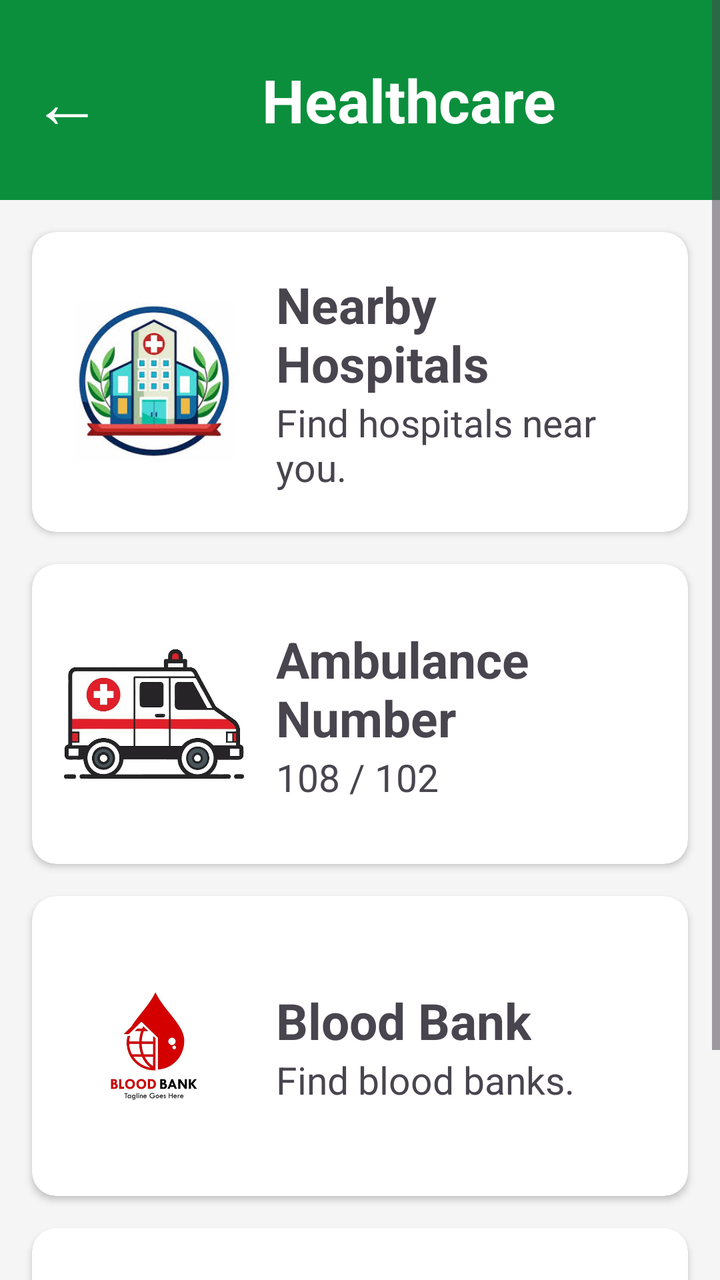
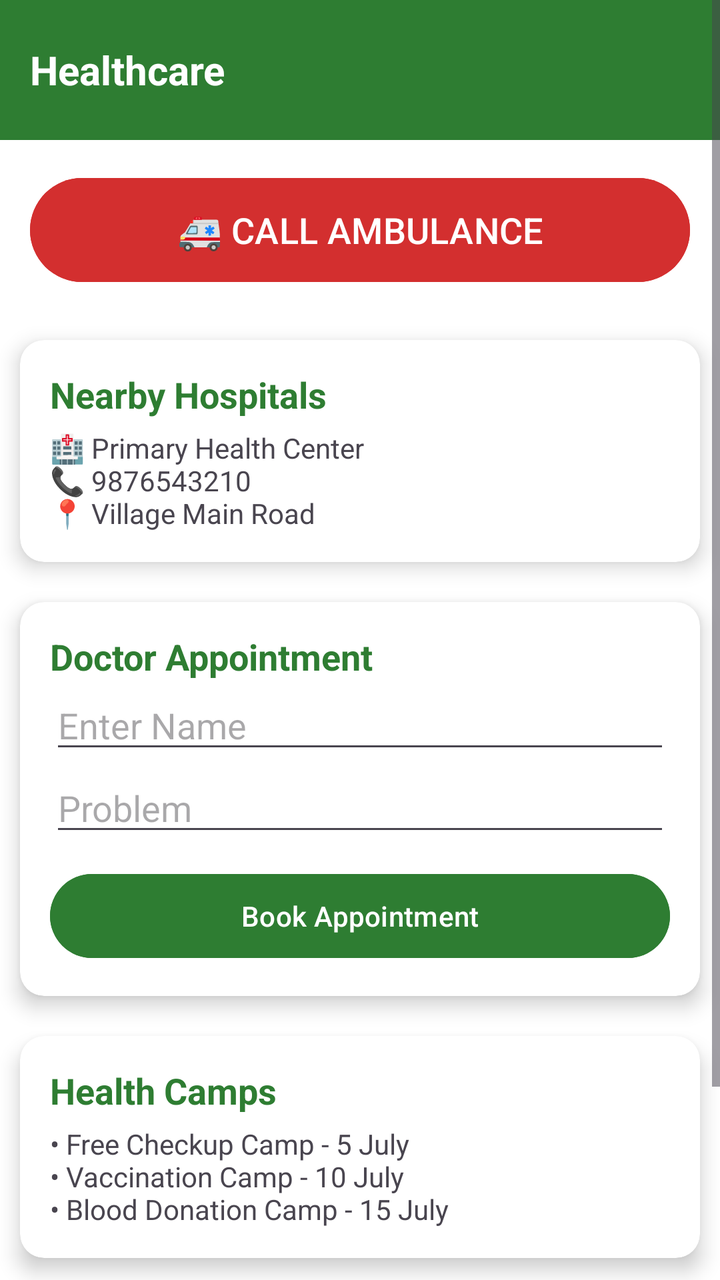

The first picture is an Android layout as it rendered before a commit; the second is the same layout after the commit. The layout source and the unified diff follow.
<!-- AndroidManifest.xml: application theme Theme.VillageOS -->
<!-- res/layout/activity_healthcare.xml -->
<?xml version="1.0" encoding="utf-8"?>
<ScrollView xmlns:android="http://schemas.android.com/apk/res/android"
    xmlns:app="http://schemas.android.com/apk/res-auto"
    android:layout_width="match_parent"
    android:layout_height="match_parent"
    android:background="#F5F5F5">

    <LinearLayout
        android:layout_width="match_parent"
        android:layout_height="wrap_content"
        android:orientation="vertical">

        
        <LinearLayout
            android:layout_width="match_parent"
            android:layout_height="100dp"
            android:background="#0B8F3C"
            android:gravity="center_vertical"
            android:padding="16dp">

            <TextView
                android:layout_width="wrap_content"
                android:layout_height="wrap_content"
                android:text="←"
                android:textColor="#FFFFFF"
                android:textSize="35dp"></TextView>

            <TextView
                android:layout_width="wrap_content"
                android:layout_height="wrap_content"
                android:layout_marginStart="80dp"
                android:text="Healthcare"
                android:textColor="#FFFFFF"
                android:textStyle="bold"
                android:textSize="30dp"></TextView>
        </LinearLayout>

        
        <androidx.cardview.widget.CardView
            android:layout_width="match_parent"
            android:layout_height="wrap_content"
            android:layout_margin="16dp"
            app:cardCornerRadius="12dp">

            <LinearLayout
                android:layout_width="match_parent"
                android:layout_height="150dp"
                android:gravity="center_vertical"
                android:padding="16dp">

                <ImageView
                    android:layout_width="90dp"
                    android:layout_height="80dp"
                    android:src="@drawable/hospital1"></ImageView>

                <LinearLayout
                    android:layout_width="wrap_content"
                    android:layout_height="wrap_content"
                    android:layout_marginStart="16dp"
                    android:orientation="vertical">

                    <TextView
                        android:layout_width="wrap_content"
                        android:layout_height="wrap_content"
                        android:text="Nearby Hospitals"
                        android:textSize="25sp"
                        android:textStyle="bold"></TextView>

                    <TextView
                        android:layout_width="wrap_content"
                        android:layout_height="wrap_content"
                        android:text="Find hospitals near you."
                        android:textSize="19sp"></TextView>
                </LinearLayout>
            </LinearLayout>
        </androidx.cardview.widget.CardView>

        
        <androidx.cardview.widget.CardView
            android:layout_width="match_parent"
            android:layout_height="wrap_content"
            android:layout_marginStart="16dp"
            android:layout_marginEnd="16dp"
            app:cardCornerRadius="12dp">

            <LinearLayout
                android:layout_width="match_parent"
                android:layout_height="150dp"
                android:gravity="center_vertical"
                android:padding="16dp">

                <ImageView
                    android:layout_width="90dp"
                    android:layout_height="80dp"
                    android:src="@drawable/ambulance"></ImageView>

                <LinearLayout
                    android:layout_width="wrap_content"
                    android:layout_height="wrap_content"
                    android:layout_marginStart="16dp"
                    android:orientation="vertical">

                    <TextView
                        android:layout_width="wrap_content"
                        android:layout_height="wrap_content"
                        android:text="Ambulance Number"
                        android:textSize="25sp"
                        android:textStyle="bold"></TextView>

                    <TextView
                        android:layout_width="wrap_content"
                        android:layout_height="wrap_content"
                        android:text="108 / 102"
                        android:textSize="19sp"></TextView>
                </LinearLayout>
            </LinearLayout>
        </androidx.cardview.widget.CardView>

        
        <androidx.cardview.widget.CardView
            android:layout_width="match_parent"
            android:layout_height="wrap_content"
            android:layout_margin="16dp"
            app:cardCornerRadius="12dp">

            <LinearLayout
                android:layout_width="match_parent"
                android:layout_height="150dp"
                android:gravity="center_vertical"
                android:padding="16dp">

                <ImageView
                    android:layout_width="90dp"
                    android:layout_height="80dp"
                    android:src="@drawable/bloodbank"></ImageView>

                <LinearLayout
                    android:layout_width="wrap_content"
                    android:layout_height="wrap_content"
                    android:layout_marginStart="16dp"
                    android:orientation="vertical">

                    <TextView
                        android:layout_width="wrap_content"
                        android:layout_height="wrap_content"
                        android:text="Blood Bank"
                        android:textSize="25sp"
                        android:textStyle="bold"></TextView>

                    <TextView
                        android:layout_width="wrap_content"
                        android:layout_height="wrap_content"
                        android:text="Find blood banks."
                        android:textSize="19sp"></TextView>
                </LinearLayout>
            </LinearLayout>
        </androidx.cardview.widget.CardView>

        
        <androidx.cardview.widget.CardView
            android:layout_width="match_parent"
            android:layout_height="wrap_content"
            android:layout_marginStart="16dp"
            android:layout_marginEnd="16dp"
            android:layout_marginBottom="16dp"
            app:cardCornerRadius="12dp">

            <LinearLayout
                android:layout_width="match_parent"
                android:layout_height="150dp"
                android:gravity="center_vertical"
                android:padding="16dp">

                <ImageView
                    android:layout_width="90dp"
                    android:layout_height="80dp"
                    android:src="@drawable/healthcamp"></ImageView>

                <LinearLayout
                    android:layout_width="wrap_content"
                    android:layout_height="wrap_content"
                    android:layout_marginStart="16dp"
                    android:orientation="vertical">

                    <TextView
                        android:layout_width="wrap_content"
                        android:layout_height="wrap_content"
                        android:text="Health Camps"
                        android:textSize="25sp"
                        android:textStyle="bold"></TextView>

                    <TextView
                        android:layout_width="wrap_content"
                        android:layout_height="wrap_content"
                        android:text="View upcoming health camps."
                        android:textSize="19sp"></TextView>
                </LinearLayout>
            </LinearLayout>
        </androidx.cardview.widget.CardView>

    </LinearLayout>

</ScrollView>
<!-- resources referenced by this layout -->
<resources>
  <!-- drawable ambulance: jpg bitmap (drawable, 29027 bytes) -->
  <!-- drawable bloodbank: jpg bitmap (drawable, 20190 bytes) -->
  <!-- drawable healthcamp: jpg bitmap (drawable, 17276 bytes) -->
  <!-- drawable hospital1: jpg bitmap (drawable, 14342 bytes) -->
  <style name="Theme.VillageOS" parent="Base.Theme.VillageOS" />
  <style name="Base.Theme.VillageOS" parent="Theme.Material3.DayNight.NoActionBar">
          
          
      </style>
</resources>

<!-- the commit's change to res/layout/activity_healthcare.xml (unified diff, before → after) -->
@@ -3,199 +3,172 @@
     xmlns:app="http://schemas.android.com/apk/res-auto"
     android:layout_width="match_parent"
     android:layout_height="match_parent"
-    android:background="#F5F5F5">
+    android:background="#FFFFFF">
 
     <LinearLayout
         android:layout_width="match_parent"
         android:layout_height="wrap_content"
         android:orientation="vertical">
 
-        
         <LinearLayout
             android:layout_width="match_parent"
-            android:layout_height="100dp"
-            android:background="#0B8F3C"
+            android:layout_height="70dp"
+            android:background="#2E7D32"
             android:gravity="center_vertical"
-            android:padding="16dp">
+            android:padding="15dp">
 
             <TextView
                 android:layout_width="wrap_content"
                 android:layout_height="wrap_content"
-                android:text="←"
-                android:textColor="#FFFFFF"
-                android:textSize="35dp"></TextView>
-
-            <TextView
-                android:layout_width="wrap_content"
-                android:layout_height="wrap_content"
-                android:layout_marginStart="80dp"
                 android:text="Healthcare"
-                android:textColor="#FFFFFF"
+                android:textSize="20sp"
                 android:textStyle="bold"
-                android:textSize="30dp"></TextView>
+                android:textColor="#FFFFFF"/>
         </LinearLayout>
 
-        
+        <Button
+            android:id="@+id/btnAmbulance"
+            android:layout_width="match_parent"
+            android:layout_height="60dp"
+            android:layout_margin="15dp"
+            android:text="🚑 CALL AMBULANCE"
+            android:textColor="#FFFFFF"
+            android:backgroundTint="#D32F2F"
+            android:textSize="18sp"/>
+
         <androidx.cardview.widget.CardView
             android:layout_width="match_parent"
             android:layout_height="wrap_content"
-            android:layout_margin="16dp"
-            app:cardCornerRadius="12dp">
+            android:layout_margin="10dp"
+            app:cardCornerRadius="12dp"
+            app:cardElevation="6dp">
 
             <LinearLayout
                 android:layout_width="match_parent"
-                android:layout_height="150dp"
-                android:gravity="center_vertical"
-                android:padding="16dp">
+                android:layout_height="wrap_content"
+                android:orientation="vertical"
+                android:padding="15dp">
 
-                <ImageView
-                    android:layout_width="90dp"
-                    android:layout_height="80dp"
-                    android:src="@drawable/hospital1"></ImageView>
-
-                <LinearLayout
+                <TextView
                     android:layout_width="wrap_content"
                     android:layout_height="wrap_content"
-                    android:layout_marginStart="16dp"
-                    android:orientation="vertical">
+                    android:text="Nearby Hospitals"
+                    android:textSize="18sp"
+                    android:textStyle="bold"
+                    android:textColor="#2E7D32"/>
 
-                    <TextView
-                        android:layout_width="wrap_content"
-                        android:layout_height="wrap_content"
-                        android:text="Nearby Hospitals"
-                        android:textSize="25sp"
-                        android:textStyle="bold"></TextView>
+                <TextView
+                    android:layout_width="wrap_content"
+                    android:layout_height="wrap_content"
+                    android:layout_marginTop="5dp"
+                    android:text="🏥 Primary Health Center\n📞 9876543210\n📍 Village Main Road"/>
 
-                    <TextView
-                        android:layout_width="wrap_content"
-                        android:layout_height="wrap_content"
-                        android:text="Find hospitals near you."
-                        android:textSize="19sp"></TextView>
-                </LinearLayout>
             </LinearLayout>
+
         </androidx.cardview.widget.CardView>
 
-        
         <androidx.cardview.widget.CardView
             android:layout_width="match_parent"
             android:layout_height="wrap_content"
-            android:layout_marginStart="16dp"
-            android:layout_marginEnd="16dp"
-            app:cardCornerRadius="12dp">
+            android:layout_margin="10dp"
+            app:cardCornerRadius="12dp"
+            app:cardElevation="6dp">
 
             <LinearLayout
                 android:layout_width="match_parent"
-                android:layout_height="150dp"
-                android:gravity="center_vertical"
-                android:padding="16dp">
+                android:layout_height="wrap_content"
+                android:orientation="vertical"
+                android:padding="15dp">
 
-                <ImageView
-                    android:layout_width="90dp"
-                    android:layout_height="80dp"
-                    android:src="@drawable/ambulance"></ImageView>
-
-                <LinearLayout
+                <TextView
                     android:layout_width="wrap_content"
                     android:layout_height="wrap_content"
-                    android:layout_marginStart="16dp"
-                    android:orientation="vertical">
+                    android:text="Doctor Appointment"
+                    android:textSize="18sp"
+                    android:textStyle="bold"
+                    android:textColor="#2E7D32"/>
 
-                    <TextView
-                        android:layout_width="wrap_content"
-                        android:layout_height="wrap_content"
-                        android:text="Ambulance Number"
-                        android:textSize="25sp"
-                        android:textStyle="bold"></TextView>
+                <EditText
+                    android:layout_width="match_parent"
+                    android:layout_height="wrap_content"
+                    android:hint="Enter Name"/>
 
-                    <TextView
-                        android:layout_width="wrap_content"
-                        android:layout_height="wrap_content"
-                        android:text="108 / 102"
-                        android:textSize="19sp"></TextView>
-                </LinearLayout>
+                <EditText
+                    android:layout_width="match_parent"
+                    android:layout_height="wrap_content"
+                    android:hint="Problem"/>
+
+                <Button
+                    android:layout_width="match_parent"
+                    android:layout_height="50dp"
+                    android:text="Book Appointment"
+                    android:layout_marginTop="10dp"
+                    android:backgroundTint="#2E7D32"
+                    android:textColor="#FFFFFF"/>
             </LinearLayout>
+
         </androidx.cardview.widget.CardView>
 
-        
         <androidx.cardview.widget.CardView
             android:layout_width="match_parent"
             android:layout_height="wrap_content"
-            android:layout_margin="16dp"
-            app:cardCornerRadius="12dp">
+            android:layout_margin="10dp"
+            app:cardCornerRadius="12dp"
+            app:cardElevation="6dp">
 
             <LinearLayout
                 android:layout_width="match_parent"
-                android:layout_height="150dp"
-                android:gravity="center_vertical"
-                android:padding="16dp">
+                android:layout_height="wrap_content"
+                android:orientation="vertical"
+                android:padding="15dp">
 
-                <ImageView
-                    android:layout_width="90dp"
-                    android:layout_height="80dp"
-                    android:src="@drawable/bloodbank"></ImageView>
-
-                <LinearLayout
+                <TextView
                     android:layout_width="wrap_content"
                     android:layout_height="wrap_content"
-                    android:layout_marginStart="16dp"
-                    android:orientation="vertical">
+                    android:text="Health Camps"
+                    android:textSize="18sp"
+                    android:textStyle="bold"
+                    android:textColor="#2E7D32"/>
 
-                    <TextView
-                        android:layout_width="wrap_content"
-                        android:layout_height="wrap_content"
-                        android:text="Blood Bank"
-                        android:textSize="25sp"
-                        android:textStyle="bold"></TextView>
+                <TextView
+                    android:layout_width="wrap_content"
+                    android:layout_height="wrap_content"
+                    android:layout_marginTop="5dp"
+                    android:text="• Free Checkup Camp - 5 July\n• Vaccination Camp - 10 July\n• Blood Donation Camp - 15 July"/>
 
-                    <TextView
-                        android:layout_width="wrap_content"
-                        android:layout_height="wrap_content"
-                        android:text="Find blood banks."
-                        android:textSize="19sp"></TextView>
-                </LinearLayout>
             </LinearLayout>
+
         </androidx.cardview.widget.CardView>
 
-        
         <androidx.cardview.widget.CardView
             android:layout_width="match_parent"
             android:layout_height="wrap_content"
-            android:layout_marginStart="16dp"
-            android:layout_marginEnd="16dp"
-            android:layout_marginBottom="16dp"
-            app:cardCornerRadius="12dp">
+            android:layout_margin="10dp"
+            app:cardCornerRadius="12dp"
+            app:cardElevation="6dp">
 
             <LinearLayout
                 android:layout_width="match_parent"
-                android:layout_height="150dp"
-                android:gravity="center_vertical"
-                android:padding="16dp">
+                android:layout_height="wrap_content"
+                android:orientation="vertical"
+                android:padding="15dp">
 
-                <ImageView
-                    android:layout_width="90dp"
-                    android:layout_height="80dp"
-                    android:src="@drawable/healthcamp"></ImageView>
-
-                <LinearLayout
+                <TextView
                     android:layout_width="wrap_content"
                     android:layout_height="wrap_content"
-                    android:layout_marginStart="16dp"
-                    android:orientation="vertical">
+                    android:text="Medicine  Pharmacy"
+                    android:textSize="18sp"
+                    android:textStyle="bold"
+                    android:textColor="#2E7D32"/>
 
-                    <TextView
-                        android:layout_width="wrap_content"
-                        android:layout_height="wrap_content"
-                        android:text="Health Camps"
-                        android:textSize="25sp"
-                        android:textStyle="bold"></TextView>
+                <TextView
+                    android:layout_width="wrap_content"
+                    android:layout_height="wrap_content"
+                    android:layout_marginTop="5dp"
+                    android:text="💊 Medical Store Open 9AM - 10PM\n📞 9123456780"/>
 
-                    <TextView
-                        android:layout_width="wrap_content"
-                        android:layout_height="wrap_content"
-                        android:text="View upcoming health camps."
-                        android:textSize="19sp"></TextView>
-                </LinearLayout>
             </LinearLayout>
+
         </androidx.cardview.widget.CardView>
 
     </LinearLayout>
<!-- resource entries referenced after the edit -->
@@ -1,9 +1,5 @@
 <!-- resources referenced by this layout -->
 <resources>
-  <!-- drawable ambulance: jpg bitmap (drawable, 29027 bytes) -->
-  <!-- drawable bloodbank: jpg bitmap (drawable, 20190 bytes) -->
-  <!-- drawable healthcamp: jpg bitmap (drawable, 17276 bytes) -->
-  <!-- drawable hospital1: jpg bitmap (drawable, 14342 bytes) -->
   <style name="Theme.VillageOS" parent="Base.Theme.VillageOS" />
   <style name="Base.Theme.VillageOS" parent="Theme.Material3.DayNight.NoActionBar">
           
